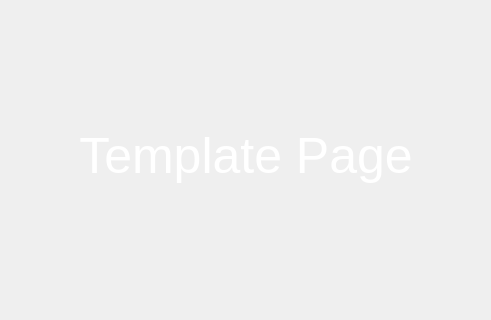
Before: the Qt Designer form gui/content/template/main.ui in ufopilot/PyQT-DemoAPP, drawn with Qt 5; both pictures show x 353 to 844 and y 148 to 468 of the 1198 by 568 pixel window.
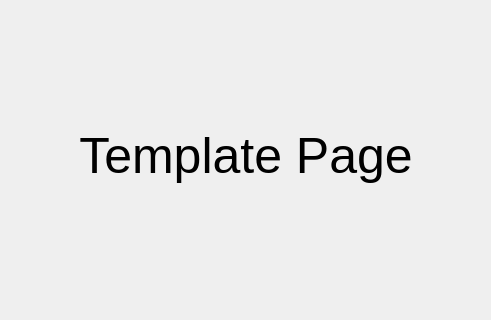
After: the same form once the commit is applied.

The edit to the form file:
```diff
--- a/gui/content/template/main.ui
+++ b/gui/content/template/main.ui
@@ -137,8 +137,7 @@
         <property name="styleSheet">
          <string notr="true">*{
 	font-size: 50px;
-	color: #fff;
-	
+
 }</string>
         </property>
         <property name="text">
```
